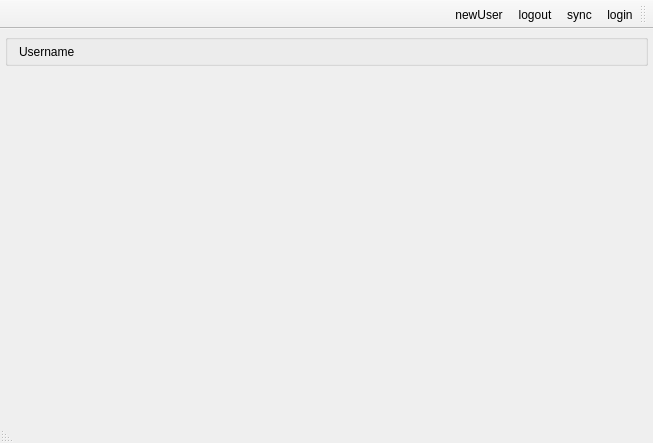
nournia/ketabkhaane, file Client/reghaabat/mainwindow.ui: the form before one commit.
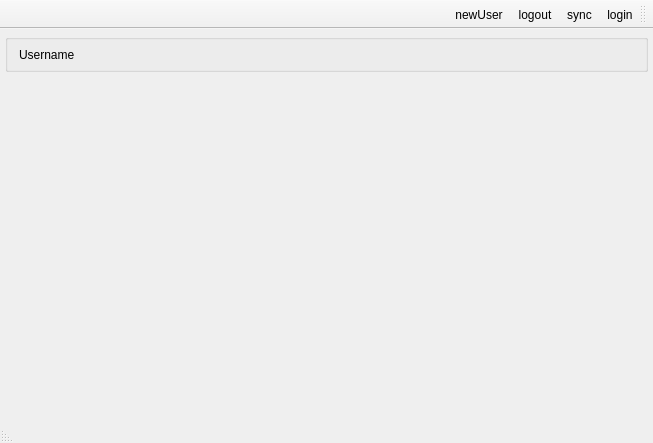
The form after the commit.

Commit message: added deliver match ui

```diff
--- a/Client/reghaabat/mainwindow.ui
+++ b/Client/reghaabat/mainwindow.ui
@@ -19,7 +19,7 @@
   <widget class="QWidget" name="centralWidget">
    <layout class="QVBoxLayout" name="verticalLayout_2">
     <property name="spacing">
-     <number>2</number>
+     <number>6</number>
     </property>
     <property name="margin">
      <number>5</number>
@@ -35,7 +35,7 @@
       <property name="maximumSize">
        <size>
         <width>16777215</width>
-        <height>32</height>
+        <height>38</height>
        </size>
       </property>
       <property name="title">
```
The commit also changes 5 other files.
